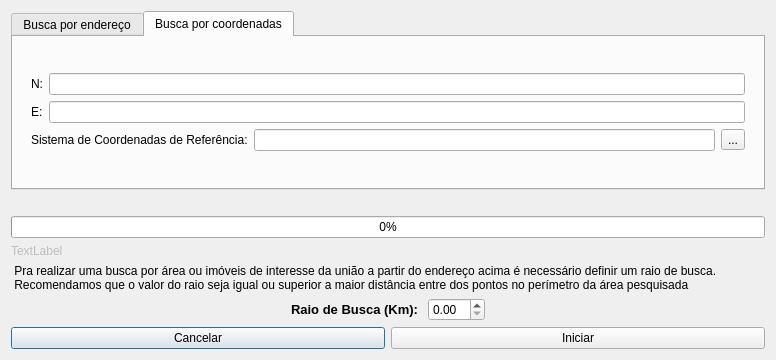
First picture: the form in queryDataBase/searchByPoint.ui, repository guilhermehrn/e-spu-consulte, before the edit.
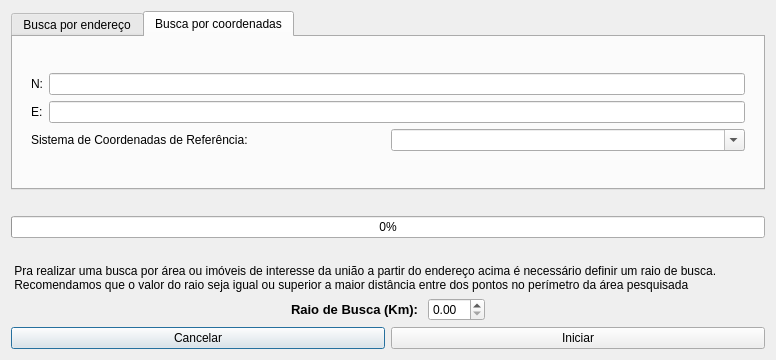
Second picture: the form after the edit. The open tabs and pages were chosen to show the change.

What changed in the file:
```diff
--- a/queryDataBase/searchByPoint.ui
+++ b/queryDataBase/searchByPoint.ui
@@ -179,12 +179,9 @@
                </widget>
               </item>
               <item>
-               <widget class="QLineEdit" name="lineEdit_6"/>
-              </item>
-              <item>
-               <widget class="QToolButton" name="toolButton">
-                <property name="text">
-                 <string>...</string>
+               <widget class="QComboBox" name="refSysCombo">
+                <property name="editable">
+                 <bool>true</bool>
                 </property>
                </widget>
               </item>
@@ -225,7 +222,7 @@
       <bool>false</bool>
      </property>
      <property name="text">
-      <string>TextLabel</string>
+      <string/>
      </property>
     </widget>
    </item>
```
Left out of the diff: 17 changed lines with no effect on the pictures.
